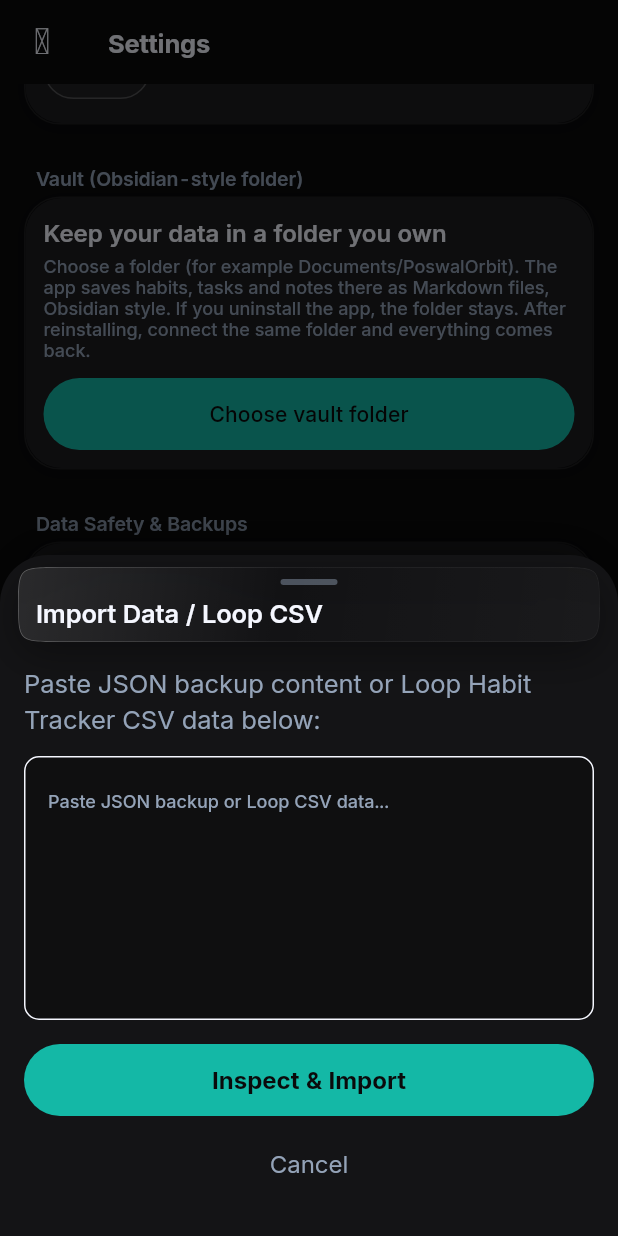
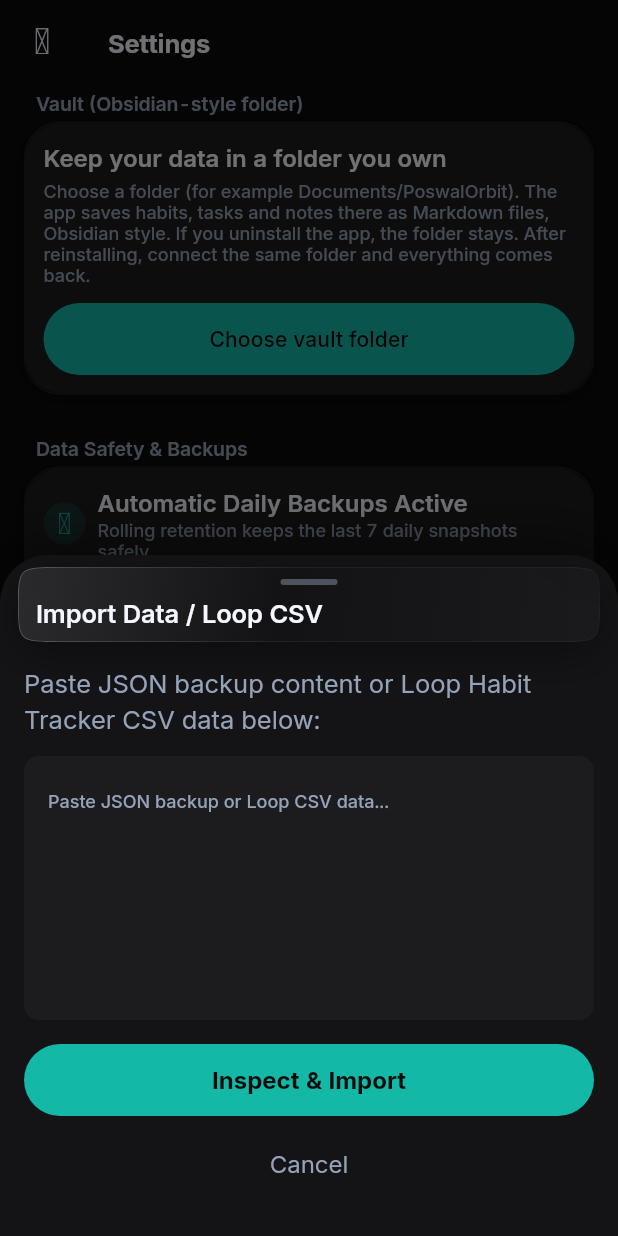
Before and after one commit to officialtofeekposwal/poswal-orbit, a Flutter app: the SettingsScreen screen opened directly, scrolled down 1152 dp, after a tap on "Import", on a phone screen of 412 x 824 dp. Run offline on Flutter 3.47's test engine with Material 3 defaults, Android fonts, the phone set to English and light mode, and no system bars; our stand-ins replace drift, drift_flutter, flutter_local_notifications, flutter_riverpod, go_router, package_info_plus and 3 more; missing offline and left inert: home_widget, phosphoricons_flutter; accounts and stored records are empty; generated files the repository leaves out were written again.

Commit message:
feat(design): restyle Settings and RemindersHealthCheck for light and dark themes

```diff
--- a/lib/features/settings/presentation/settings_screen.dart
+++ b/lib/features/settings/presentation/settings_screen.dart
@@ -105,7 +105,7 @@ class _SettingsScreenState extends ConsumerState<SettingsScreen> {
       SnackBar(
         content: Text(
           message,
-          style: PoswalText.callout.copyWith(color: Colors.white),
+          style: PoswalText.callout.copyWith(color: PoswalColors.textOnDark),
         ),
         backgroundColor: isError ? PoswalColors.danger : PoswalColors.surfaceDark,
         behavior: SnackBarBehavior.floating,
@@ -221,7 +221,7 @@ class _SettingsScreenState extends ConsumerState<SettingsScreen> {
                   shape: RoundedRectangleBorder(borderRadius: BorderRadius.circular(PoswalRadii.capsule)),
                 ),
                 onPressed: () => Navigator.of(ctx).pop(true),
-                child: Text(l10n?.proceed ?? 'Proceed', style: PoswalText.callout.copyWith(color: Colors.white, fontWeight: FontWeight.bold)),
+                child: Text(l10n?.proceed ?? 'Proceed', style: PoswalText.callout.copyWith(color: PoswalColors.surfaceLight, fontWeight: FontWeight.bold)),
               ),
               const SizedBox(height: PoswalSpacing.sm),
               TextButton(
@@ -262,7 +262,7 @@ class _SettingsScreenState extends ConsumerState<SettingsScreen> {
                   shape: RoundedRectangleBorder(borderRadius: BorderRadius.circular(PoswalRadii.capsule)),
                 ),
                 onPressed: () => Navigator.of(ctx).pop(true),
-                child: Text(l10n?.wipeEverything ?? 'Wipe Everything', style: PoswalText.callout.copyWith(color: Colors.white, fontWeight: FontWeight.bold)),
+                child: Text(l10n?.wipeEverything ?? 'Wipe Everything', style: PoswalText.callout.copyWith(color: PoswalColors.surfaceLight, fontWeight: FontWeight.bold)),
               ),
               const SizedBox(height: PoswalSpacing.sm),
               TextButton(
@@ -310,20 +310,28 @@ class _SettingsScreenState extends ConsumerState<SettingsScreen> {
                 style: PoswalText.bodyText.copyWith(color: PoswalColors.textSecondaryDark),
               ),
               const SizedBox(height: PoswalSpacing.md),
-              TextField(
+              Builder(
+                builder: (innerCtx) {
+                  final sheetDark = Theme.of(innerCtx).brightness == Brightness.dark;
+                  final fieldText = sheetDark ? PoswalColors.textOnDark : PoswalColors.textOnLight;
+                  final fieldSecondary = sheetDark ? PoswalColors.textSecondaryDark : PoswalColors.textSecondaryLight;
+                  final fieldFill = sheetDark ? PoswalColors.surfaceDark2 : PoswalColors.surfaceLight2;
+                  return TextField(
                     controller: textController,
                     maxLines: 6,
-                style: PoswalText.bodyText.copyWith(color: Colors.white),
+                    style: PoswalText.bodyText.copyWith(color: fieldText),
                     decoration: InputDecoration(
                       hintText: l10n?.importPlaceholder ?? 'Paste JSON backup or Loop CSV data...',
-                  hintStyle: PoswalText.caption.copyWith(color: PoswalColors.textSecondaryDark),
+                      hintStyle: PoswalText.caption.copyWith(color: fieldSecondary),
                       filled: true,
-                  fillColor: Colors.black26,
+                      fillColor: fieldFill,
                       border: OutlineInputBorder(
                         borderRadius: BorderRadius.circular(PoswalRadii.chip),
-                    borderSide: BorderSide(color: Colors.white.withValues(alpha: 0.1)),
+                        borderSide: BorderSide.none,
                       ),
                     ),
+                  );
+                },
               ),
               const SizedBox(height: PoswalSpacing.lg),
               FilledButton(
@@ -381,7 +389,17 @@ class _SettingsScreenState extends ConsumerState<SettingsScreen> {
             children: [
               Text(l10n?.importFormat(preview.format.label) ?? 'Format: ${preview.format.label}', style: PoswalText.headline.copyWith(color: PoswalColors.teal)),
               const SizedBox(height: PoswalSpacing.xs),
-              Text(preview.summary, style: PoswalText.bodyText.copyWith(color: Colors.white)),
+              Builder(
+                builder: (innerCtx) {
+                  final sheetDark = Theme.of(innerCtx).brightness == Brightness.dark;
+                  return Text(
+                    preview.summary,
+                    style: PoswalText.bodyText.copyWith(
+                      color: sheetDark ? PoswalColors.textOnDark : PoswalColors.textOnLight,
+                    ),
+                  );
+                },
+              ),
               const SizedBox(height: PoswalSpacing.md),
               Text(
                 l10n?.importSafetyNote ?? 'A safety backup will be created automatically before importing to protect your current database.',
@@ -431,6 +449,10 @@ class _SettingsScreenState extends ConsumerState<SettingsScreen> {
 
   void _showExportOptions() {
     final l10n = AppLocalizations.of(context);
+    final isDark = Theme.of(context).brightness == Brightness.dark;
+    final sheetTextPrimary = isDark ? PoswalColors.textOnDark : PoswalColors.textOnLight;
+    final sheetTextSecondary = isDark ? PoswalColors.textSecondaryDark : PoswalColors.textSecondaryLight;
+    final accent = isDark ? PoswalColors.teal : PoswalColors.tealLight;
     AppSheet.show(
       context: context,
       builder: (ctx) => AppSheet(
@@ -440,9 +462,9 @@ class _SettingsScreenState extends ConsumerState<SettingsScreen> {
           crossAxisAlignment: CrossAxisAlignment.start,
           children: [
             ListTile(
-              leading: const Icon(PhosphorIconsRegular.fileCode, color: PoswalColors.teal),
-              title: Text(l10n?.backupFullJson ?? 'Full Database Snapshot (JSON)', style: PoswalText.callout.copyWith(color: Colors.white)),
-              subtitle: Text(l10n?.backupFullJsonSubtitle ?? 'Complete portable backup with habits, tasks & notes', style: PoswalText.caption.copyWith(color: PoswalColors.textSecondaryDark)),
+              leading: Icon(PhosphorIconsRegular.fileCode, color: accent),
+              title: Text(l10n?.backupFullJson ?? 'Full Database Snapshot (JSON)', style: PoswalText.callout.copyWith(color: sheetTextPrimary)),
+              subtitle: Text(l10n?.backupFullJsonSubtitle ?? 'Complete portable backup with habits, tasks & notes', style: PoswalText.caption.copyWith(color: sheetTextSecondary)),
               onTap: () async {
                 Navigator.of(ctx).pop();
                 final jsonStr = await ref.read(dataSafetyServiceProvider).exportFullDatabaseJson();
@@ -451,8 +473,8 @@ class _SettingsScreenState extends ConsumerState<SettingsScreen> {
               },
             ),
             ListTile(
-              leading: const Icon(PhosphorIconsRegular.table, color: PoswalColors.success),
-              title: Text(l10n?.exportHabitsCsv ?? 'Habits & Check-ins (CSV)', style: PoswalText.callout.copyWith(color: Colors.white)),
+              leading: Icon(PhosphorIconsRegular.table, color: accent),
+              title: Text(l10n?.exportHabitsCsv ?? 'Habits & Check-ins (CSV)', style: PoswalText.callout.copyWith(color: sheetTextPrimary)),
               onTap: () async {
                 Navigator.of(ctx).pop();
                 final csvStr = await ref.read(dataSafetyServiceProvider).exportHabitsCsv();
@@ -461,8 +483,8 @@ class _SettingsScreenState extends ConsumerState<SettingsScreen> {
               },
             ),
             ListTile(
-              leading: const Icon(PhosphorIconsRegular.checkSquare, color: PoswalColors.coral),
-              title: Text(l10n?.exportTasksCsv ?? 'Tasks & Subtasks (CSV)', style: PoswalText.callout.copyWith(color: Colors.white)),
+              leading: Icon(PhosphorIconsRegular.checkSquare, color: accent),
+              title: Text(l10n?.exportTasksCsv ?? 'Tasks & Subtasks (CSV)', style: PoswalText.callout.copyWith(color: sheetTextPrimary)),
               onTap: () async {
                 Navigator.of(ctx).pop();
                 final csvStr = await ref.read(dataSafetyServiceProvider).exportTasksCsv();
@@ -471,8 +493,8 @@ class _SettingsScreenState extends ConsumerState<SettingsScreen> {
               },
             ),
             ListTile(
-              leading: const Icon(PhosphorIconsRegular.note, color: PoswalColors.violet),
-              title: Text(l10n?.exportNotesCsv ?? 'Notes & Journal (CSV)', style: PoswalText.callout.copyWith(color: Colors.white)),
+              leading: Icon(PhosphorIconsRegular.note, color: accent),
+              title: Text(l10n?.exportNotesCsv ?? 'Notes & Journal (CSV)', style: PoswalText.callout.copyWith(color: sheetTextPrimary)),
               onTap: () async {
                 Navigator.of(ctx).pop();
                 final csvStr = await ref.read(dataSafetyServiceProvider).exportNotesCsv();
@@ -546,7 +568,7 @@ class _SettingsScreenState extends ConsumerState<SettingsScreen> {
                           );
                         }).toList(),
                       ),
-                      const Divider(color: Colors.white12, height: 28),
+                      const SizedBox(height: PoswalSpacing.md),
                       Text(l10n?.settingsAccentColor ?? 'Accent Color', style: PoswalText.callout.copyWith(color: textPrimary, fontWeight: FontWeight.w600)),
                       const SizedBox(height: PoswalSpacing.sm),
                       Row(
@@ -557,30 +579,29 @@ class _SettingsScreenState extends ConsumerState<SettingsScreen> {
                             onTap: () => settingsNotifier.updateAccent(accent),
                             child: AnimatedContainer(
                               duration: PoswalDurations.micro,
-                              width: 38,
-                              height: 38,
+                              width: 44,
+                              height: 44,
                               decoration: BoxDecoration(
                                 color: accent.color,
-                                shape: BoxShape.circle,
-                                border: Border.all(
-                                  color: isSelected ? Colors.white : Colors.transparent,
+                                borderRadius: BorderRadius.circular(PoswalRadii.pill),
+                                border: isSelected
+                                    ? Border.all(
+                                        color: textPrimary,
                                         width: 2.0,
-                                ),
-                                boxShadow: isSelected
-                                    ? [BoxShadow(color: accent.color.withValues(alpha: 0.6), blurRadius: 8, spreadRadius: 1)]
+                                      )
                                     : null,
                               ),
-                              child: isSelected ? const Icon(PhosphorIconsRegular.check, size: 20, color: Colors.white) : null,
+                              child: isSelected ? const Icon(PhosphorIconsRegular.check, size: 20, color: PoswalColors.surfaceLight) : null,
                             ),
                           );
                         }).toList(),
                       ),
-                      const Divider(color: Colors.white12, height: 28),
+                      const SizedBox(height: PoswalSpacing.md),
                       Row(
                         mainAxisAlignment: MainAxisAlignment.spaceBetween,
                         children: [
                           Text(l10n?.settingsGlassIntensity ?? 'Glass Intensity', style: PoswalText.callout.copyWith(color: textPrimary, fontWeight: FontWeight.w600)),
-                          Text('${(intensity * 100).toInt()}%', style: PoswalText.caption.copyWith(color: PoswalColors.teal, fontWeight: FontWeight.w700)),
+                          Text('${(intensity * 100).toInt()}%', style: PoswalText.caption.copyWith(color: isDark ? PoswalColors.teal : PoswalColors.tealLight, fontWeight: FontWeight.w700)),
                         ],
                       ),
                       Slider(
@@ -589,13 +610,13 @@ class _SettingsScreenState extends ConsumerState<SettingsScreen> {
                         max: 1.0,
                         divisions: 9,
                         activeColor: PoswalColors.teal,
-                        inactiveColor: Colors.white12,
+                        inactiveColor: textMuted.withValues(alpha: 0.2),
                         onChanged: (val) {
                           ref.read(glassIntensityProvider.notifier).setIntensity(val);
                           settingsNotifier.updateGlassIntensity(val);
                         },
                       ),
-                      const Divider(color: Colors.white12, height: 28),
+                      const SizedBox(height: PoswalSpacing.xs),
                       SwitchListTile.adaptive(
                         contentPadding: EdgeInsets.zero,
                         title: Text(l10n?.settingsReduceTransparency ?? 'Reduce Transparency', style: PoswalText.callout.copyWith(color: textPrimary, fontWeight: FontWeight.w600)),
@@ -630,13 +651,13 @@ class _SettingsScreenState extends ConsumerState<SettingsScreen> {
                     ),
                     trailing: DropdownButton<int>(
                       value: settings.dayStartHour,
-                      dropdownColor: PoswalColors.surfaceDark,
+                      dropdownColor: isDark ? PoswalColors.surfaceDark : PoswalColors.surfaceLight,
                       underline: const SizedBox(),
                       items: [0, 3, 4, 5, 6].map((hour) {
                         final label = hour == 0 ? '12:00 AM' : '${hour.toString().padLeft(2, '0')}:00 AM${hour == 4 ? ' (Default)' : ''}';
                         return DropdownMenuItem(
                           value: hour,
-                          child: Text(label, style: PoswalText.callout.copyWith(color: Colors.white)),
+                          child: Text(label, style: PoswalText.callout.copyWith(color: textPrimary)),
                         );
                       }).toList(),
                       onChanged: (val) {
@@ -694,17 +715,14 @@ class _SettingsScreenState extends ConsumerState<SettingsScreen> {
                   child: ListTile(
                     key: const ValueKey('reminders_health_check_tile'),
                     contentPadding: EdgeInsets.zero,
-                    leading: Container(
-                      padding: const EdgeInsets.all(PoswalSpacing.xs),
-                      decoration: BoxDecoration(
-                        color: PoswalColors.teal.withValues(alpha: 0.15),
-                        shape: BoxShape.circle,
-                      ),
-                      child: const Icon(PhosphorIconsRegular.heartbeat, color: PoswalColors.teal, size: 20),
+                    leading: Icon(
+                      PhosphorIconsRegular.heartbeat,
+                      color: isDark ? PoswalColors.teal : PoswalColors.tealLight,
+                      size: 20,
                     ),
                     title: Text(l10n?.settingsHealthCheck ?? 'Reminders Health Check', style: PoswalText.callout.copyWith(color: textPrimary, fontWeight: FontWeight.w600)),
                     subtitle: Text(l10n?.remindersHealthCheckSubtitle ?? 'Verify notification permissions, exact alarms & One UI battery rules', style: PoswalText.caption.copyWith(color: textMuted)),
-                    trailing: const Icon(PhosphorIconsRegular.caretRight, size: 16, color: Colors.white54),
+                    trailing: Icon(PhosphorIconsRegular.caretRight, size: 20, color: textMuted),
                     onTap: () => RemindersHealthCheckScreen.push(context),
                   ),
                 ),
@@ -716,7 +734,7 @@ class _SettingsScreenState extends ConsumerState<SettingsScreen> {
                         child: OutlinedButton.icon(
                           key: const ValueKey('settings_send_test_notif_btn'),
                           style: OutlinedButton.styleFrom(
-                            side: BorderSide(color: Colors.white.withValues(alpha: 0.2)),
+                            side: BorderSide(color: textMuted.withValues(alpha: 0.3)),
                             shape: RoundedRectangleBorder(borderRadius: BorderRadius.circular(PoswalRadii.chip)),
                           ),
                           onPressed: () async {
@@ -726,8 +744,8 @@ class _SettingsScreenState extends ConsumerState<SettingsScreen> {
                               _showToast('Test notification dispatched. Check your status bar.');
                             }
                           },
-                          icon: const Icon(PhosphorIconsRegular.paperPlaneTilt, size: 16, color: Colors.white),
-                          label: Text(l10n?.sendTestAlert ?? 'Send test alert', style: PoswalText.caption.copyWith(color: Colors.white)),
+                          icon: Icon(PhosphorIconsRegular.paperPlaneTilt, size: 20, color: textPrimary),
+                          label: Text(l10n?.sendTestAlert ?? 'Send test alert', style: PoswalText.caption.copyWith(color: textPrimary)),
                         ),
                       ),
                       const SizedBox(width: PoswalSpacing.sm),
@@ -735,7 +753,7 @@ class _SettingsScreenState extends ConsumerState<SettingsScreen> {
                         child: OutlinedButton.icon(
                           key: const ValueKey('settings_refill_schedule_btn'),
                           style: OutlinedButton.styleFrom(
-                            side: BorderSide(color: Colors.white.withValues(alpha: 0.2)),
+                            side: BorderSide(color: textMuted.withValues(alpha: 0.3)),
                             shape: RoundedRectangleBorder(borderRadius: BorderRadius.circular(PoswalRadii.chip)),
                           ),
                           onPressed: () async {
@@ -745,8 +763,8 @@ class _SettingsScreenState extends ConsumerState<SettingsScreen> {
                               _showToast('Rolling window synced ($count reminders).');
                             }
                           },
-                          icon: const Icon(PhosphorIconsRegular.arrowsClockwise, size: 16, color: Colors.white),
-                          label: Text(l10n?.syncSchedule ?? 'Sync Schedule', style: PoswalText.caption.copyWith(color: Colors.white)),
+                          icon: Icon(PhosphorIconsRegular.arrowsClockwise, size: 20, color: textPrimary),
+                          label: Text(l10n?.syncSchedule ?? 'Sync Schedule', style: PoswalText.caption.copyWith(color: textPrimary)),
                         ),
                       ),
                     ],
@@ -861,29 +879,29 @@ class _SettingsScreenState extends ConsumerState<SettingsScreen> {
                           OutlinedButton.icon(
                             key: const ValueKey('export_btn'),
                             style: OutlinedButton.styleFrom(
-                              side: BorderSide(color: Colors.white.withValues(alpha: 0.2)),
+                              side: BorderSide(color: textMuted.withValues(alpha: 0.3)),
                               padding: const EdgeInsets.symmetric(vertical: PoswalSpacing.sm, horizontal: PoswalSpacing.md),
                               shape: RoundedRectangleBorder(borderRadius: BorderRadius.circular(PoswalRadii.chip)),
                             ),
                             onPressed: _showExportOptions,
-                            icon: const Icon(PhosphorIconsRegular.export, size: 18, color: Colors.white),
-                            label: Text(l10n?.settingsExport ?? 'Export', style: PoswalText.callout.copyWith(color: Colors.white)),
+                            icon: Icon(PhosphorIconsRegular.export, size: 20, color: textPrimary),
+                            label: Text(l10n?.settingsExport ?? 'Export', style: PoswalText.callout.copyWith(color: textPrimary)),
                           ),
                           const SizedBox(width: PoswalSpacing.sm),
                           OutlinedButton.icon(
                             key: const ValueKey('import_btn'),
                             style: OutlinedButton.styleFrom(
-                              side: BorderSide(color: Colors.white.withValues(alpha: 0.2)),
+                              side: BorderSide(color: textMuted.withValues(alpha: 0.3)),
                               padding: const EdgeInsets.symmetric(vertical: PoswalSpacing.sm, horizontal: PoswalSpacing.md),
                               shape: RoundedRectangleBorder(borderRadius: BorderRadius.circular(PoswalRadii.chip)),
                             ),
                             onPressed: _showImportDialog,
-                            icon: const Icon(PhosphorIconsRegular.downloadSimple, size: 18, color: Colors.white),
-                            label: Text(l10n?.settingsImport ?? 'Import', style: PoswalText.callout.copyWith(color: Colors.white)),
+                            icon: Icon(PhosphorIconsRegular.downloadSimple, size: 20, color: textPrimary),
+                            label: Text(l10n?.settingsImport ?? 'Import', style: PoswalText.callout.copyWith(color: textPrimary)),
                           ),
                         ],
                       ),
-                      const Divider(color: Colors.white12, height: 28),
+                      const SizedBox(height: PoswalSpacing.md),
                       Text(l10n?.availableBackups ?? 'Available Backups (Last 7)', style: PoswalText.callout.copyWith(color: textPrimary, fontWeight: FontWeight.w600)),
                       const SizedBox(height: PoswalSpacing.xs),
                       backupsAsync.when(
@@ -902,7 +920,7 @@ class _SettingsScreenState extends ConsumerState<SettingsScreen> {
                                 margin: const EdgeInsets.only(top: PoswalSpacing.xs),
                                 padding: const EdgeInsets.symmetric(horizontal: PoswalSpacing.sm, vertical: PoswalSpacing.xs),
                                 decoration: BoxDecoration(
-                                  color: Colors.white.withValues(alpha: 0.04),
+                                  color: textMuted.withValues(alpha: 0.08),
                                   borderRadius: BorderRadius.circular(PoswalRadii.chip),
                                 ),
                                 child: Row(
@@ -952,11 +970,11 @@ class _SettingsScreenState extends ConsumerState<SettingsScreen> {
                   child: Column(
                     crossAxisAlignment: CrossAxisAlignment.start,
                     children: [
-                      Text(l10n?.resetOrClearData ?? 'Reset or Clear Data', style: PoswalText.callout.copyWith(color: Colors.white, fontWeight: FontWeight.w600)),
+                      Text(l10n?.resetOrClearData ?? 'Reset or Clear Data', style: PoswalText.callout.copyWith(color: textPrimary, fontWeight: FontWeight.w600)),
                       const SizedBox(height: PoswalSpacing.xs),
                       Text(
                         l10n?.deleteAllDataSubtitle ?? 'Wipes all active habits, tasks, and notes. A pre-wipe snapshot is automatically taken to guarantee data safety.',
-                        style: PoswalText.caption.copyWith(color: PoswalColors.textSecondaryDark),
+                        style: PoswalText.caption.copyWith(color: textMuted),
                       ),
                       const SizedBox(height: PoswalSpacing.md),
                       OutlinedButton.icon(
```
Also changed, not shown: lib/features/settings/presentation/reminders_health_check_screen.dart (+35 -42 lines). Lines whose indentation alone changed are shown as unchanged.
